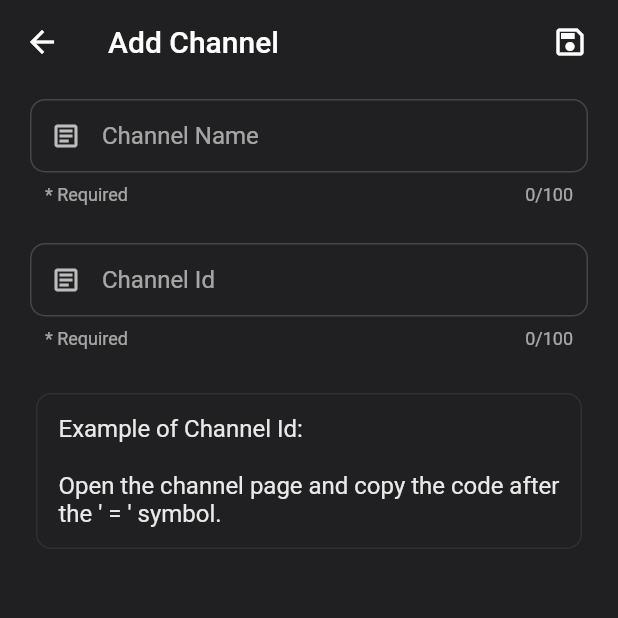
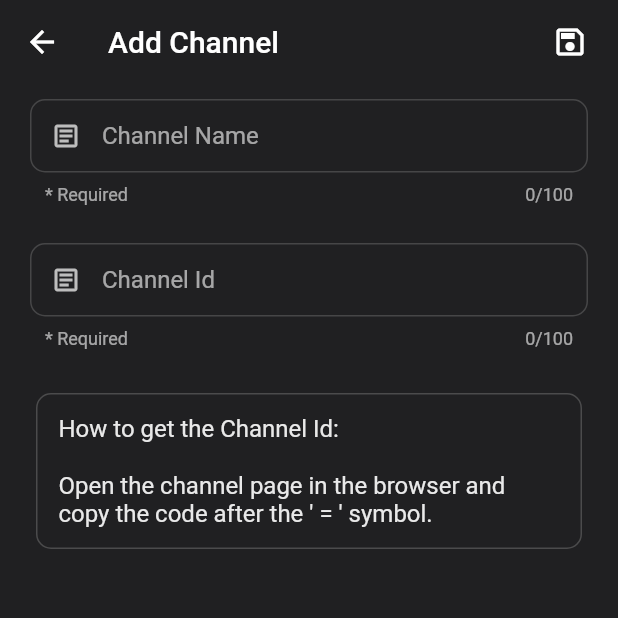
Before and after one commit to Fschmatz/rssyoutubefschmtz, a Flutter app: the SaveEditChannel screen opened directly, on a phone screen of 412 x 824 dp, the top half of it. Run offline on Flutter 3.47's test engine with Material 2 defaults, Android fonts, the phone set to English and light mode, and no system bars; our stand-ins replace jiffy, share, shared_preferences, sqflite; missing offline and left inert: webfeed; accounts and stored records are empty.

Commit message:
Update 3.1.1

```diff
--- a/lib/pages/channelList.dart
+++ b/lib/pages/channelList.dart
@@ -104,15 +104,14 @@ class _ChannelListState extends State<ChannelList> {
                       icon: Icon(
                         Icons.delete_outline,
                         size: 20,
+                        color: Theme.of(context).hintColor,
                       ),
                       splashRadius: 25,
                       onPressed: () {
                         showAlertDialogOkDelete(context, index);
                       },
                     ),
-                    const SizedBox(
-                      width: 10,
-                    ),
+                    const SizedBox(width: 10,),
                     IconButton(
                       onPressed: () {
                         Navigator.push(
@@ -132,6 +131,7 @@ class _ChannelListState extends State<ChannelList> {
                       icon: Icon(
                         Icons.edit_outlined,
                         size: 20,
+                        color: Theme.of(context).hintColor,
                       ),
                       splashRadius: 25,
                     ),
--- a/lib/pages/saveEditChannel.dart
+++ b/lib/pages/saveEditChannel.dart
@@ -174,15 +174,14 @@ class _SaveEditChannelState extends State<SaveEditChannel> {
                     shape: RoundedRectangleBorder(
                       borderRadius: BorderRadius.all(Radius.circular(10)),
                       side: BorderSide(
-                        color: Colors.grey[850],
-                        width: 1,
+                        color: Colors.grey[600].withOpacity(0.5),
                       ),
                     ),
                     child: ListTile(
                         contentPadding:
                             const EdgeInsets.fromLTRB(15, 10, 15, 10),
                         title: Text(
-                          "Example of Channel Id:\n\nOpen the channel page and copy the code after the ' = ' symbol. ",
+                          "How to get the Channel Id:\n\nOpen the channel page in the browser and copy the code after the ' = ' symbol.",
                           style: TextStyle(
                               fontSize: 16,
                               color:
--- a/lib/util/changelog.dart
+++ b/lib/util/changelog.dart
@@ -1,13 +1,14 @@
 class Changelog{
 
-  static String appVersion = "3.1.0";
+  static String appVersion = "3.1.1";
   static String appName = "RSS YouTube Fschmtz";
 
   static String changelogCurrent = '''
-3.1.0
+3.1.1
 - Small Fixes
 - Delete Dialog
 - Order By Channel Name
+- UI Changes
 ''';
 
   static String changelogsOld = '''
--- a/pubspec.yaml
+++ b/pubspec.yaml
@@ -15,7 +15,7 @@ publish_to: 'none' # Remove this line if you wish to publish to pub.dev
 # In iOS, build-name is used as CFBundleShortVersionString while build-number used as CFBundleVersion.
 # Read more about iOS versioning at
 # https://developer.apple.com/library/archive/documentation/General/Reference/InfoPlistKeyReference/Articles/CoreFoundationKeys.html
-version: 3.1.0
+version: 3.1.1
 
 environment:
   sdk: ">=2.7.0 <3.0.0"
```
Also changed, not shown: lib/pages/tilesHome/videoCard.dart (+2 -6 lines), lib/util/theme.dart (+4 -4 lines), lib/pages/tilesHome/builderFeedList.dart (indentation only), pubspec.lock. Lines whose indentation alone changed are shown as unchanged.
